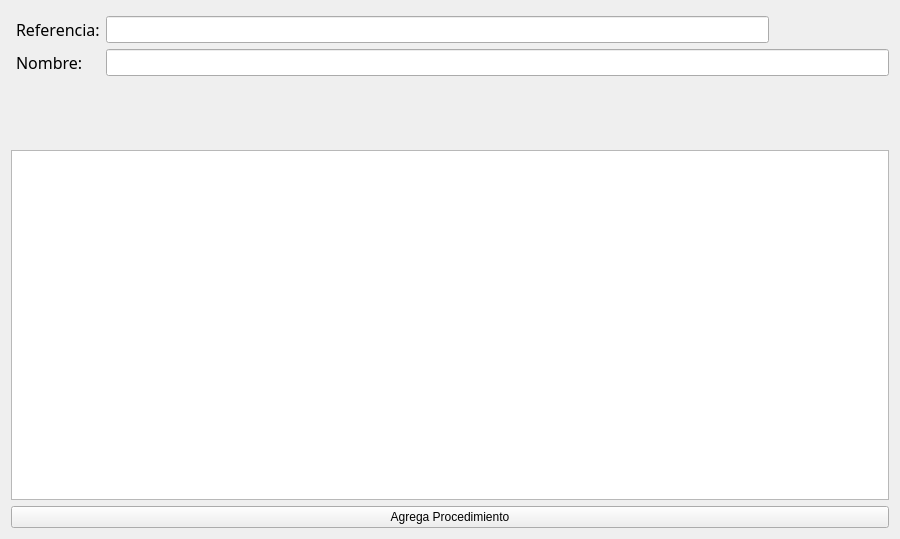
Qt form Interfaz/Diseño/Personas/wdClientes.ui (jorgecvzc/vrGes) before a commit.
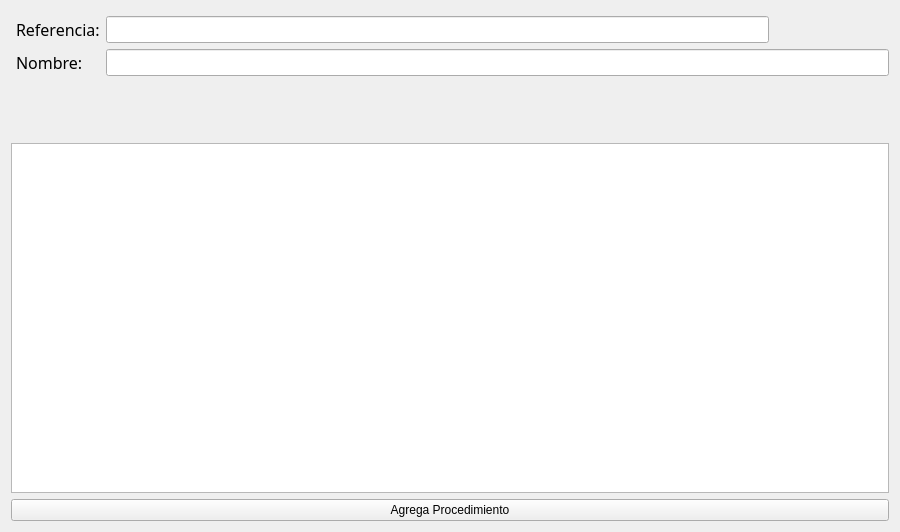
The same form after that commit. Custom widgets are drawn as their Qt base class.

Diff of the .ui file:
```diff
--- a/Interfaz/Diseño/Personas/wdClientes.ui
+++ b/Interfaz/Diseño/Personas/wdClientes.ui
@@ -7,7 +7,7 @@
     <x>0</x>
     <y>0</y>
     <width>900</width>
-    <height>539</height>
+    <height>532</height>
    </rect>
   </property>
   <property name="windowTitle">
```
Left out of the diff: 4 changed lines with no effect on the pictures.
